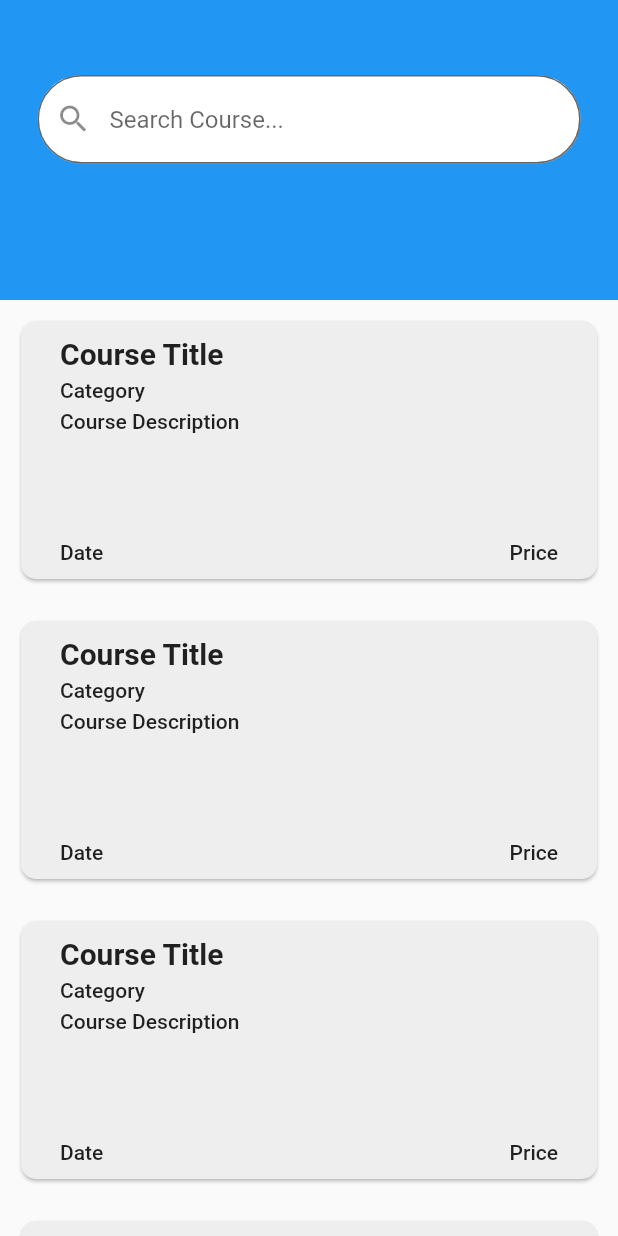
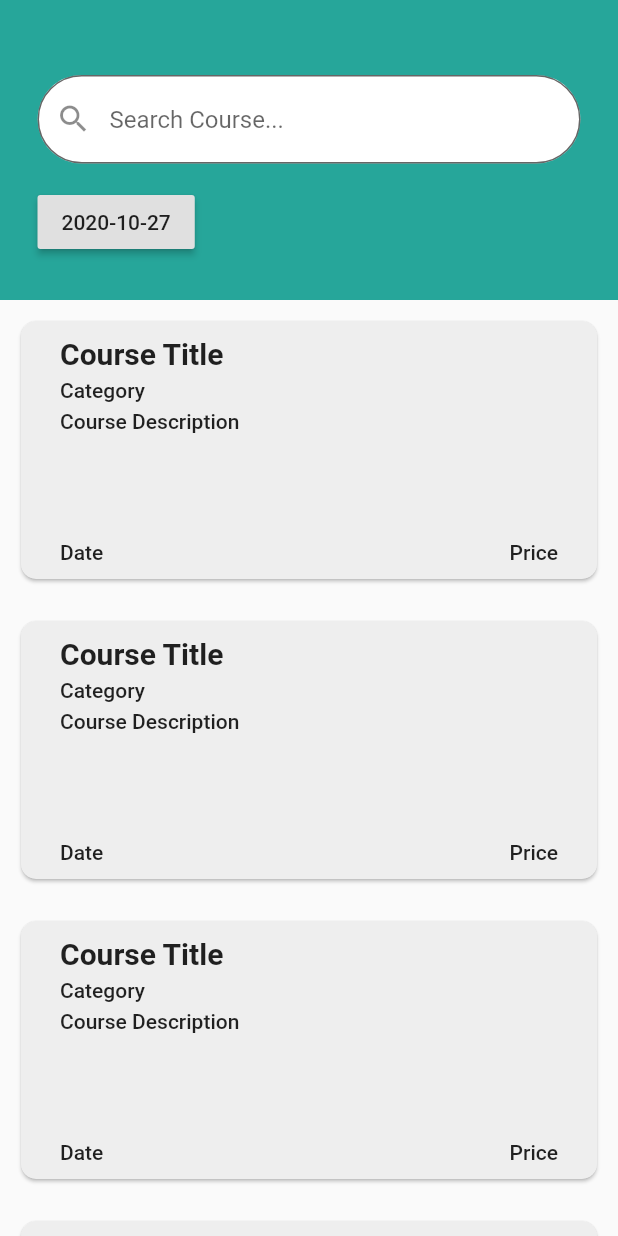
Before and after one commit to NikitaPipita/SimplED, a Flutter app: the screen it shows after launch, after a tap on "Category", on a phone screen of 412 x 824 dp. Run offline on Flutter 3.47's test engine with Material 2 defaults, Android fonts, the phone set to English and light mode, and no system bars; our stand-ins replace hexcolor, image_picker; network calls fail.

Commit message:
Added date picker button in the courses list page. Added profile pages (view and editing) and user courses page (only view).

```diff
--- a/lib/course_view/course_list_page.dart
+++ b/lib/course_view/course_list_page.dart
@@ -28,6 +28,15 @@ class CourseList extends StatelessWidget {
                 child: Column(
                   children: [
                     SearchTextField(),
+                    SizedBox(
+                      height: 15.0,
+                    ),
+                    Row(
+                      mainAxisAlignment: MainAxisAlignment.spaceBetween,
+                      children: [
+                        PickDateButton(),
+                      ],
+                    )
                   ],
                 ),
               ),
@@ -83,3 +92,37 @@ class _SearchTextFieldState extends State<SearchTextField> {
     );
   }
 }
+
+
+class PickDateButton extends StatefulWidget {
+  @override
+  _PickDateButtonState createState() => _PickDateButtonState();
+}
+
+class _PickDateButtonState extends State<PickDateButton> {
+
+  DateTime _selectedDate = DateTime.now();
+
+  void changeSelectedDate(DateTime date) {
+    setState(() {
+      _selectedDate = date;
+    });
+  }
+
+  @override
+  Widget build(BuildContext context) {
+    return RaisedButton(
+      child: Text(_selectedDate.year.toString() + '-'
+          + _selectedDate.month.toString() + '-'
+          + _selectedDate.day.toString()),
+      onPressed: () {
+        showDatePicker(
+          context: context,
+          initialDate: _selectedDate,
+          firstDate: DateTime.now(),
+          lastDate: DateTime.now().add(Duration(days: 365)),
+        ).then((date) => changeSelectedDate(date));
+      },
+    );
+  }
+}
--- a/lib/main.dart
+++ b/lib/main.dart
@@ -1,23 +1,81 @@
 import 'package:flutter/material.dart';
+import 'package:hexcolor/hexcolor.dart';
 
-import 'authorization/login_page.dart';
 import 'course_view/categories_page.dart';
+import 'user_courses/user_courses_page.dart';
+import 'user_profile/user_profile_page.dart';
 
 void main() {
   runApp(MyApp());
 }
 
 class MyApp extends StatelessWidget {
-  // This widget is the root of your application.
   @override
   Widget build(BuildContext context) {
     return MaterialApp(
       title: 'Flutter Demo',
       theme: ThemeData(
+        primaryColor: HexColor('#26a69a'),
+        primaryColorLight: HexColor('#64d8cb'),
+        primaryColorDark: HexColor('#00766c'),
+        accentColor: HexColor('#a5d6a7'),
         primarySwatch: Colors.blue,
         visualDensity: VisualDensity.adaptivePlatformDensity,
       ),
-      home: CategoriesPage(),
+      home: BottomNavigation(),
     );
   }
 }
+
+class BottomNavigation extends StatefulWidget {
+  @override
+  _BottomNavigationState createState() => _BottomNavigationState();
+}
+
+class _BottomNavigationState extends State<BottomNavigation> {
+
+  final bottomNavBarPages = [
+    CategoriesPage(),
+    UserCoursesPage(),
+    ProfilePage(),
+  ];
+
+  int _selectedPage = 0;
+
+  void _changePage(int index) {
+    if (index == _selectedPage) return;
+    setState(() {
+      _selectedPage = index;
+    });
+  }
+
+  @override
+  Widget build(BuildContext context) {
+    return Scaffold(
+      body: bottomNavBarPages[_selectedPage],
+      bottomNavigationBar: bottomNavBar(),
+    );
+  }
+
+  Widget bottomNavBar() {
+    return BottomNavigationBar(
+      items: const <BottomNavigationBarItem>[
+        BottomNavigationBarItem(
+          icon: Icon(Icons.search),
+          label: "Search",
+        ),
+        BottomNavigationBarItem(
+          icon: Icon(Icons.book),
+          label: "Courses",
+        ),
+        BottomNavigationBarItem(
+          icon: Icon(Icons.account_circle),
+          label: "Profile",
+        ),
+      ],
+      currentIndex: _selectedPage,
+      selectedItemColor: HexColor('#00766c'),
+      onTap: _changePage,
+    );
+  }
+}
--- a/pubspec.yaml
+++ b/pubspec.yaml
@@ -21,6 +21,8 @@ environment:
   sdk: ">=2.7.0 <3.0.0"
 
 dependencies:
+  hexcolor: ^1.0.6
+  image_picker: ^0.6.7+12
   flutter:
     sdk: flutter
 
```
Also changed, not shown: lib/user_courses/user_courses_page.dart (added, +82 -0 lines), lib/user_profile/achievements_card.dart (added, +45 -0 lines), lib/user_profile/edit_profile_page.dart (added, +158 -0 lines), lib/user_profile/user_profile_page.dart (added, +164 -0 lines), pubspec.lock.
